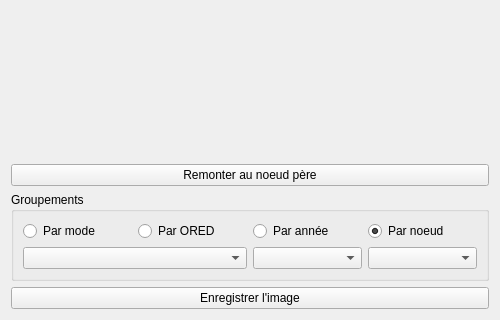
GiPiLab/ProtonClassicSuite, file formaudittreemap.ui: the form before one commit; both pictures show x 0 to 500 and y 227 to 547 of the 500 by 547 pixel window.
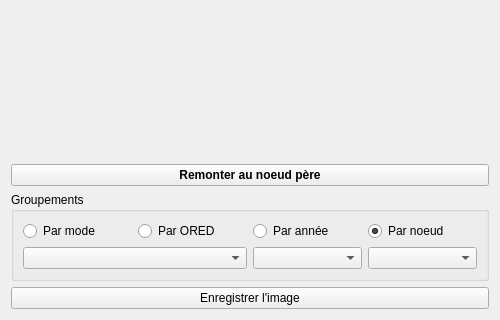
The form after the commit. Custom widgets are drawn as their Qt base class.

```diff
--- a/formaudittreemap.ui
+++ b/formaudittreemap.ui
@@ -149,6 +149,12 @@
      </item>
      <item row="7" column="0" colspan="2">
       <widget class="QPushButton" name="pushButtonGoToPid">
+       <property name="font">
+        <font>
+         <weight>75</weight>
+         <bold>true</bold>
+        </font>
+       </property>
        <property name="text">
         <string>Remonter au noeud père</string>
        </property>
```
Left out of the diff: 14 changed lines with no effect on the pictures.
